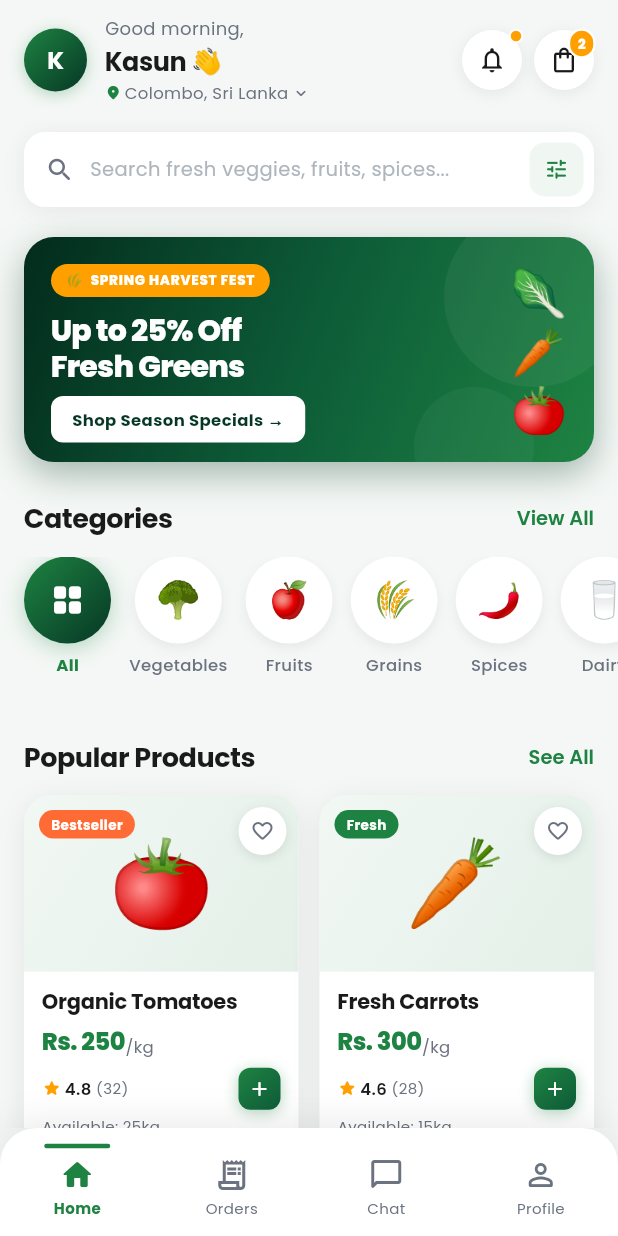
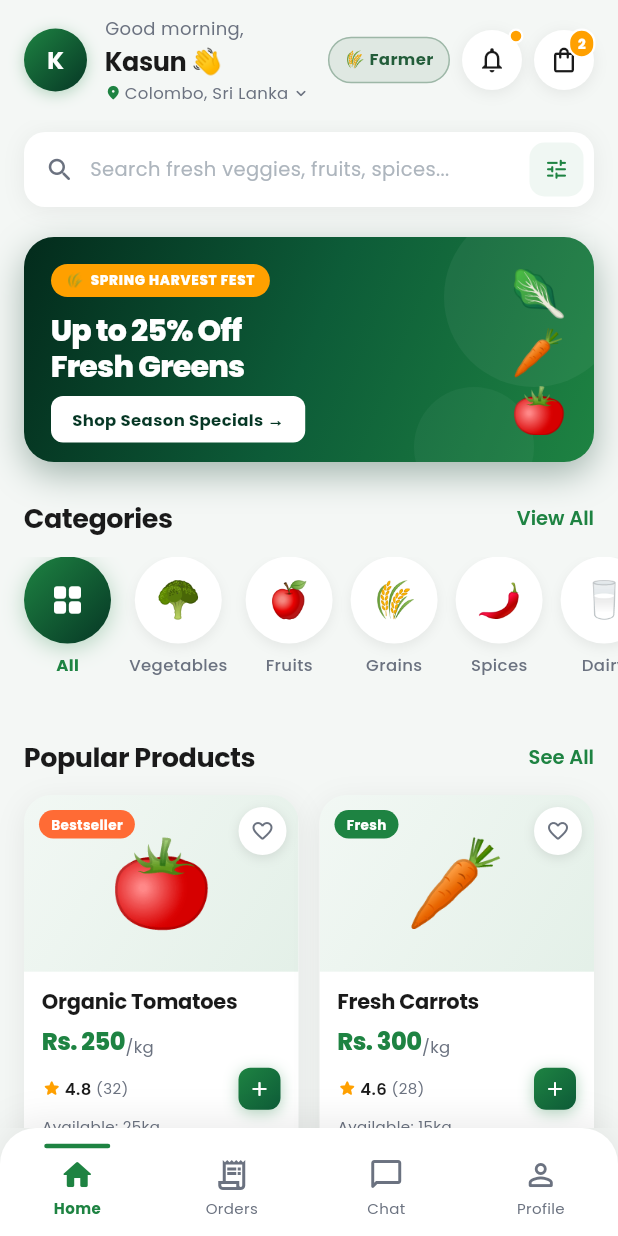
Before and after one commit to KevinHasalava/farmer-buyer-marketplace, a Flutter app: the DashboardScreen screen opened by its route, after a tap on "See All", on a phone screen of 412 x 824 dp. Run offline on Flutter 3.47's test engine with Material 3 defaults, Android fonts, the phone set to English and light mode, and no system bars; our stand-ins replace flutter_dotenv, go_router, google_fonts, supabase_flutter; accounts and stored records are empty.

Commit message:
feat: implement search, dashboard, and farmer profile screens along with app routing

```diff
--- a/lib/core/routes/app_router.dart
+++ b/lib/core/routes/app_router.dart
@@ -4,13 +4,21 @@ import '../../features/onboarding/presentation/welcome_screen.dart';
 import '../../features/onboarding/presentation/onboarding_screen.dart';
 import '../../features/auth/presentation/login_screen.dart';
 import '../../features/dashboard/presentation/dashboard_screen.dart';
+import '../../features/farmer/presentation/farmer_dashboard_screen.dart';
+import '../../features/farmer/presentation/farmer_products_screen.dart';
+import '../../features/farmer/presentation/add_edit_product_screen.dart';
+import '../../features/search/presentation/search_filter_screen.dart';
 
 /// Named route constants — use these everywhere instead of raw strings.
 abstract final class AppRoutes {
-  static const String welcome    = '/welcome';
-  static const String onboarding = '/onboarding';
-  static const String login      = '/login';
-  static const String dashboard  = '/dashboard';
+  static const String welcome         = '/welcome';
+  static const String onboarding      = '/onboarding';
+  static const String login           = '/login';
+  static const String dashboard       = '/dashboard';
+  static const String farmerDashboard = '/farmer-dashboard';
+  static const String farmerProducts  = '/farmer-products';
+  static const String addEditProduct  = '/add-edit-product';
+  static const String searchFilter    = '/search-filter';
 }
 
 /// Application-level [GoRouter] instance.
@@ -40,5 +48,25 @@ final appRouter = GoRouter(
       name: 'dashboard',
       builder: (context, state) => const DashboardScreen(),
     ),
+    GoRoute(
+      path: AppRoutes.farmerDashboard,
+      name: 'farmerDashboard',
+      builder: (context, state) => const FarmerDashboardScreen(),
+    ),
+    GoRoute(
+      path: AppRoutes.farmerProducts,
+      name: 'farmerProducts',
+      builder: (context, state) => const FarmerProductsScreen(),
+    ),
+    GoRoute(
+      path: AppRoutes.addEditProduct,
+      name: 'addEditProduct',
+      builder: (context, state) => const AddEditProductScreen(),
+    ),
+    GoRoute(
+      path: AppRoutes.searchFilter,
+      name: 'searchFilter',
+      builder: (context, state) => const SearchFilterScreen(),
+    ),
   ],
 );
--- a/lib/features/dashboard/presentation/dashboard_screen.dart
+++ b/lib/features/dashboard/presentation/dashboard_screen.dart
@@ -2,6 +2,8 @@ import 'package:flutter/material.dart';
 import 'package:flutter/services.dart';
 
 import '../../../core/constants/constants.dart';
+import '../../farmer/presentation/farmer_dashboard_screen.dart';
+import '../../search/presentation/search_filter_screen.dart';
 import 'farmer_profile_screen.dart';
 import 'product_detail_screen.dart';
 
@@ -476,6 +478,46 @@ class _PremiumSliverAppBar extends StatelessWidget {
                       ],
                     ),
                   ),
+                  const SizedBox(width: 8),
+
+                  // Farmer Portal Mode Switch
+                  GestureDetector(
+                    onTap: () => Navigator.push(
+                      context,
+                      MaterialPageRoute(
+                        builder: (_) => const FarmerDashboardScreen(),
+                      ),
+                    ),
+                    child: Container(
+                      padding: const EdgeInsets.symmetric(
+                        horizontal: 10,
+                        vertical: 6,
+                      ),
+                      decoration: BoxDecoration(
+                        color: const Color(0xFF235D3A).withValues(alpha: 0.1),
+                        borderRadius: BorderRadius.circular(20),
+                        border: Border.all(
+                          color: const Color(0xFF235D3A)
+                              .withValues(alpha: 0.35),
+                          width: 1,
+                        ),
+                      ),
+                      child: const Row(
+                        mainAxisSize: MainAxisSize.min,
+                        children: [
+                          Text(
+                            '🌾 Farmer',
+                            style: TextStyle(
+                              fontSize: 11,
+                              fontWeight: FontWeight.w700,
+                              color: Color(0xFF235D3A),
+                            ),
+                          ),
+                        ],
+                      ),
+                    ),
+                  ),
+                  const SizedBox(width: 8),
 
                   // Notification button
                   _IconBtn(
@@ -576,7 +618,12 @@ class _PremiumSearchBar extends StatelessWidget {
 
   @override
   Widget build(BuildContext context) {
-    return Container(
+    return GestureDetector(
+      onTap: () => Navigator.push(
+        context,
+        MaterialPageRoute(builder: (_) => const SearchFilterScreen()),
+      ),
+      child: Container(
         height: 50,
         decoration: BoxDecoration(
           color: AppColors.surfaceWhite,
@@ -592,9 +639,10 @@ class _PremiumSearchBar extends StatelessWidget {
         child: Row(
           children: [
             const SizedBox(width: 14),
-          const Icon(Icons.search_rounded, color: AppColors.textSecondary, size: 20),
+            const Icon(Icons.search_rounded,
+                color: AppColors.textSecondary, size: 20),
             const SizedBox(width: 10),
-          Expanded(
+            const Expanded(
               child: Text(
                 'Search fresh veggies, fruits, spices...',
                 style: TextStyle(
@@ -618,6 +666,7 @@ class _PremiumSearchBar extends StatelessWidget {
               ),
             ),
           ],
+        ),
       ),
     );
   }
--- a/lib/features/search/presentation/search_filter_screen.dart
+++ b/lib/features/search/presentation/search_filter_screen.dart
@@ -716,7 +716,7 @@ class _ToggleRow extends StatelessWidget {
         const Spacer(),
         Switch(
           value: value,
-          activeColor: const Color(0xFF235D3A),
+          activeThumbColor: const Color(0xFF235D3A),
           activeTrackColor: const Color(0xFF235D3A).withValues(alpha: 0.35),
           onChanged: onChanged,
         ),
```
Also changed, not shown: lib/features/dashboard/presentation/farmer_profile_screen.dart (+15 -19 lines). Lines whose indentation alone changed are shown as unchanged.
